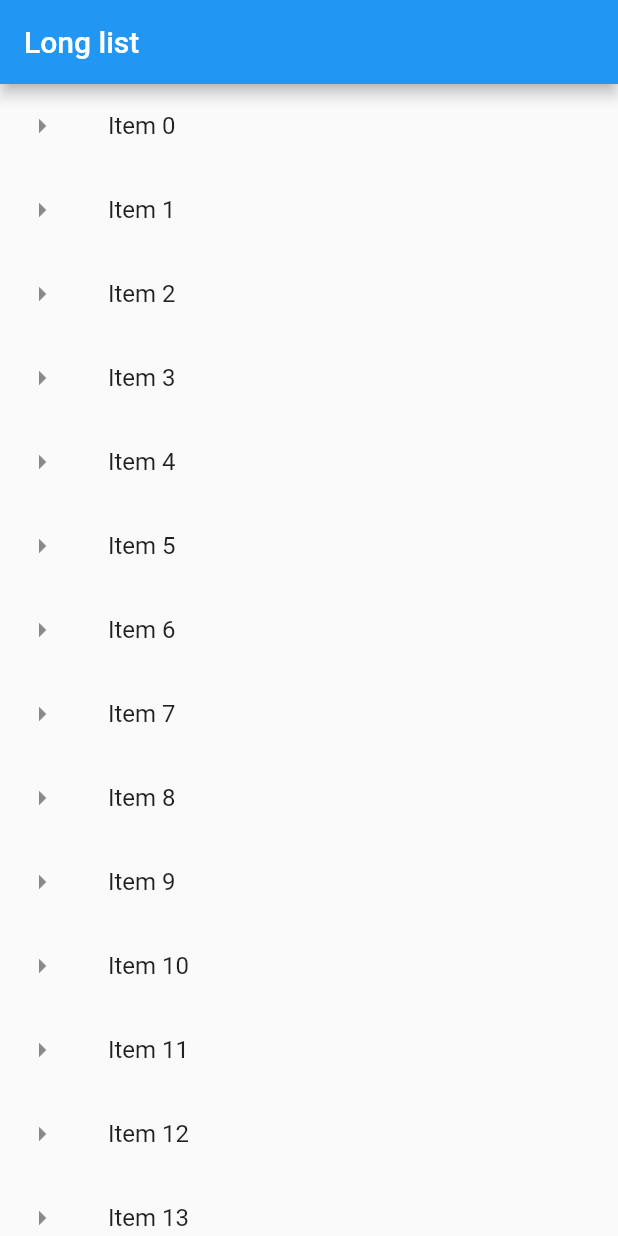
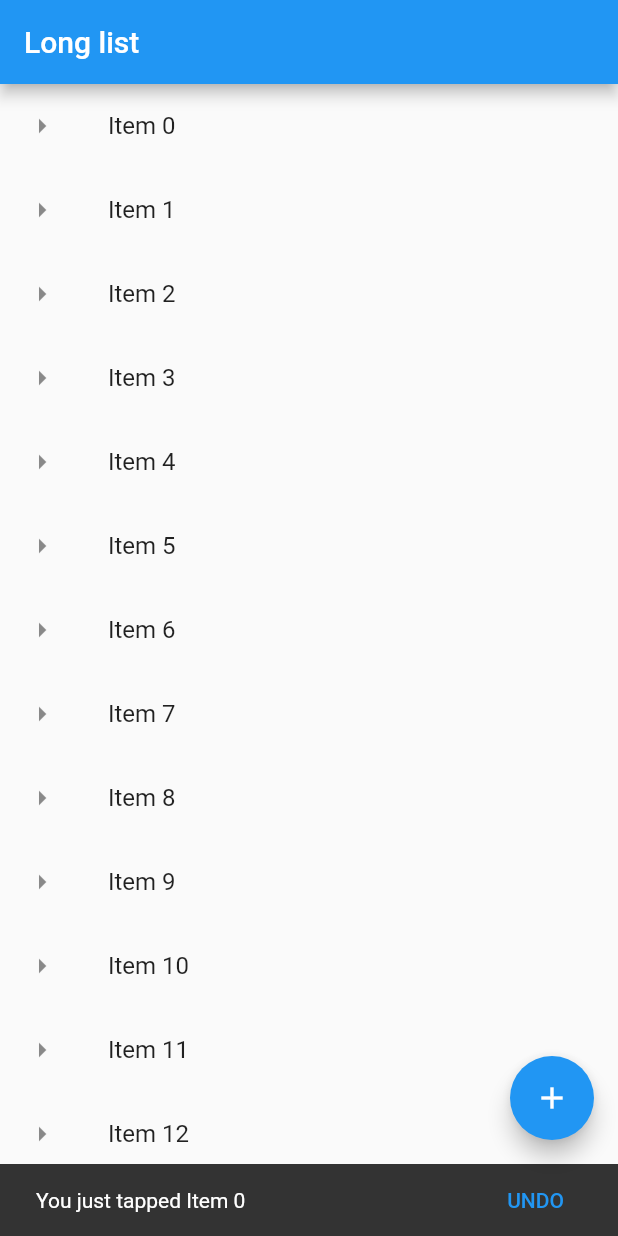
Before and after one commit to maciejrek/DartWorkshop, a Flutter app: the screen it shows after launch, after a tap on an icon or button, on a phone screen of 412 x 824 dp. Run offline on Flutter 3.47's test engine with Material 2 defaults, Android fonts, the phone set to English and light mode, and no system bars.

Commit message:
Floating action button and snack bar

```diff
--- a/02-flutter-basics/hello_world/lib/main.dart
+++ b/02-flutter-basics/hello_world/lib/main.dart
@@ -6,10 +6,25 @@ void main() => runApp(MaterialApp(
       title: "Exploring UI widgets",
       home: Scaffold(
         appBar: AppBar(title: Text("Long list")),
-        body: getListView()
+        body: getListView(),
+        floatingActionButton: FloatingActionButton(
+          onPressed: ()=> debugPrint("Working"),
+          child: Icon(Icons.add),
+          tooltip: "Add one more item",
+        )
       ),
     ));
 
+
+void showSnackBar(BuildContext context,String item){
+  var snackBar = SnackBar(
+    content: Text("You just tapped $item"),
+    action: SnackBarAction(
+      label: "UNDO",
+      onPressed: ()=>debugPrint("Dummy undo"),)
+  );
+  Scaffold.of(context).showSnackBar(snackBar);
+}
 List<String> getListElements() =>
     List<String>.generate(1000, (counter) => "Item $counter");
 
@@ -20,7 +35,7 @@ Widget getListView() {
     itemBuilder: (context, index) => ListTile(
       leading: Icon(Icons.arrow_right),
       title: Text(listItems[index]),
-      onTap: () => debugPrint('${listItems[index]} was tapped')
+      onTap: () => showSnackBar(context,listItems[index])
 
       ),
   );
```
